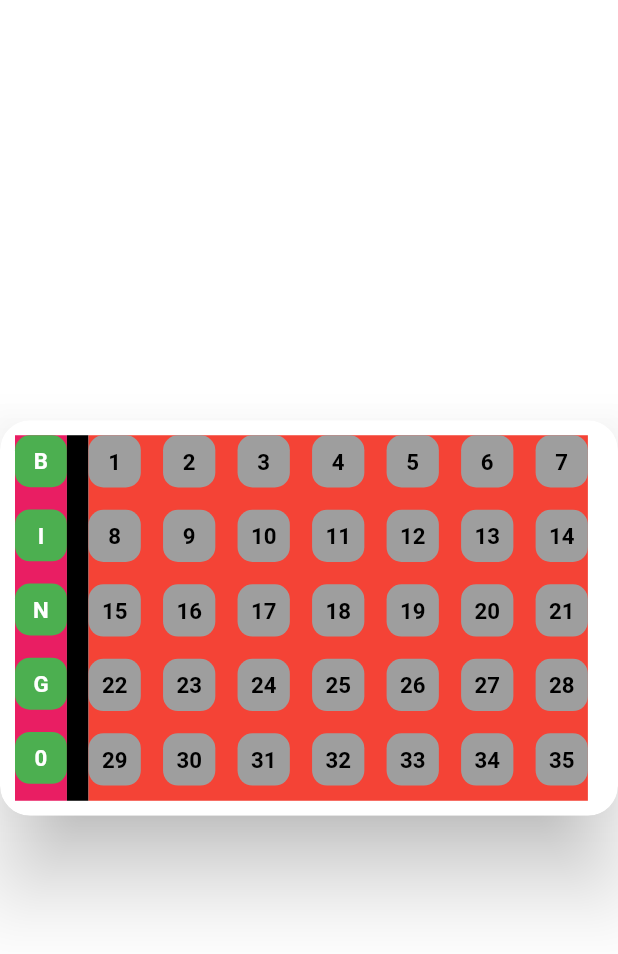
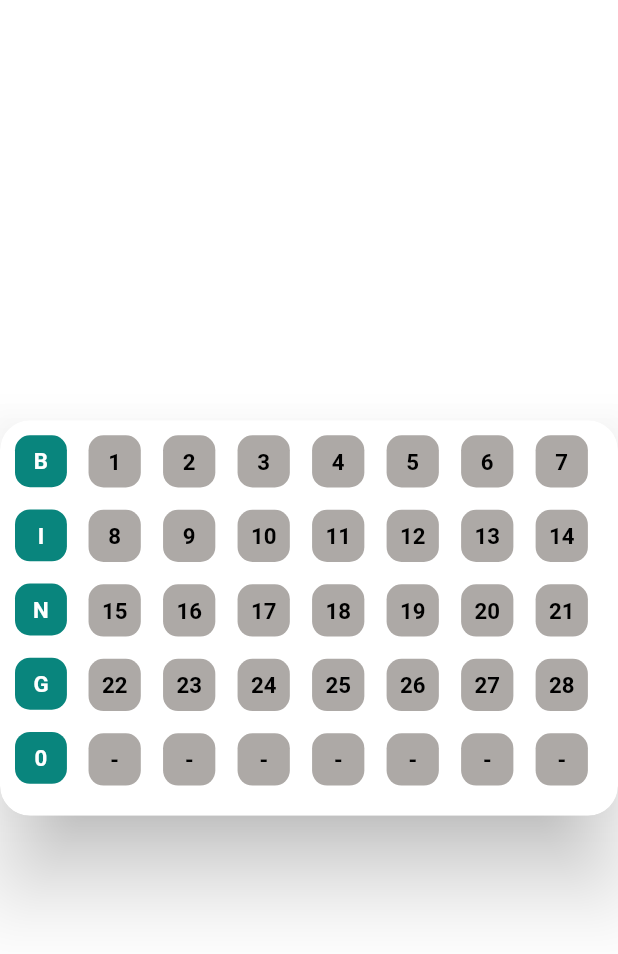
Before and after one commit to MaxiSoriano70/1erWidgetGrupo5, a Flutter app: the screen it shows after launch, on a phone screen of 412 x 824 dp. Shown: the top 954 px of the screen. Run offline on Flutter 3.47's test engine with Material 2 defaults, Android fonts, the phone set to English and light mode, and no system bars.

Commit message:
Listo falta los padding

```diff
--- a/lib/main.dart
+++ b/lib/main.dart
@@ -16,8 +16,7 @@ class MyApp extends StatelessWidget {
           1,2,3,4,5,6,7,
           8,9,10,11,12,13,14,
           15,16,17,18,19,20,21,
-          22,23,24,25,26,27,28,
-          29,30,31,32,33,34,35],) ,),
+          22,23,24,25,26,27,28],) ,),
     );
   }
 }
--- a/lib/src/components/bingo_card.dart
+++ b/lib/src/components/bingo_card.dart
@@ -55,6 +55,7 @@ class CustomButton{
 
 class BingoCard extends StatefulWidget {
   final List<int> numbersList;
+  late List<CustomButton> customButtonList=[];
   final Color letterCardColor;
   final Color defaultBgNumberColor;
   final Color pressedBgNumberColor;
@@ -64,13 +65,25 @@ class BingoCard extends StatefulWidget {
   BingoCard({
     Key? key,
     required this.numbersList,
-    this.letterCardColor = Colors.green,
-    this.defaultBgNumberColor = Colors.grey,
-    this.pressedBgNumberColor = Colors.red,
+    this.letterCardColor = const Color(0xff09857d),
+    this.defaultBgNumberColor = const Color(0xffada9a6),
+    this.pressedBgNumberColor = const Color(0xffa4243b),
     this.textColor = Colors.black,
-    this.cardColor = Colors.white,
+    this.cardColor = Colors.white
   }) : super(key: key);
 
+  void listBuilder(){
+    for(int i=0;i<35;i++){
+      if(i>=numbersList.length){
+        var aux = CustomButton("-",defaultBgNumberColor,pressedBgNumberColor,Colors.black);
+        customButtonList.add(aux);
+      }
+      else{
+        var aux = CustomButton(numbersList[i].toString(),defaultBgNumberColor,pressedBgNumberColor,Colors.black);
+        customButtonList.add(aux);
+      }
+    }
+  }
 
   @override
   State<BingoCard> createState() => _BingoCardState();
@@ -78,34 +91,23 @@ class BingoCard extends StatefulWidget {
 
 
 class _BingoCardState extends State<BingoCard> {
-  List<CustomButton> customButtonList=[];
-  List<CustomButton> listBuilder(){
-    for(int i=0;i<35;i++){
-      if(i>widget.numbersList.length){
-        var aux = CustomButton("-",widget.defaultBgNumberColor,widget.pressedBgNumberColor,Colors.black);
-        customButtonList.add(aux);
+  @override
+  void initState() {
+    widget.listBuilder();
   }
-      else{
-        var aux = CustomButton(widget.numbersList[i].toString(),widget.defaultBgNumberColor,widget.pressedBgNumberColor,Colors.black);
-        customButtonList.add(aux);
-      }
-    }
-    return customButtonList;
-  }
-
-
 
   void _checkColorButton(CustomButton button){
     button._hasBeenPressed(widget.defaultBgNumberColor,widget.pressedBgNumberColor);
   }
+
   @override
   Widget build(BuildContext context) {
-    return _bingoCard(MediaQuery.of(context).size.width, widget.numbersList);
+    return _bingoCard(MediaQuery.of(context).size.width, widget.customButtonList);
   }
 
-  Widget _bingoCard(double width, List<int> numbers) {
-    double padding = width*0.72/2;
-    //print(listBuilder());
+  Widget _bingoCard(double width, List<CustomButton> customButtonList) {
+    //double padding = width*0.72/2;
+    //print(padding);
     return Material(
       elevation: 25,
       color: Colors.transparent,
@@ -117,11 +119,9 @@ class _BingoCardState extends State<BingoCard> {
           height: width * 0.64,
           decoration: BoxDecoration(borderRadius: BorderRadius.circular(20), color: widget.cardColor,),
           child: Row (children: [
-            Container(width: width * 0.084, height: width * 0.64, color: Colors.pink,
-              child: _wordBingo(width),),
-            Container(width: width * 0.035, height: width * 0.64, color: Colors.black,),
-            Container(width: width * 0.808, height: width * 0.64, color: Colors.red,
-              child: _gridViewNumbers(width, listBuilder()),)
+            _wordBingo(width),
+            SizedBox(width: width * 0.035, height: width * 0.64),
+            _gridViewNumbers(width, customButtonList),
           ],),
         ),
       ),
@@ -130,7 +130,10 @@ class _BingoCardState extends State<BingoCard> {
 
   Widget _wordBingo(double width){
     List <String> word = ["B", "I", "N", "G", "0"];
-    return GridView.builder(
+    return SizedBox(
+      width: width * 0.084,
+      height: width * 0.64,
+      child: GridView.builder(
         padding: const EdgeInsets.symmetric(horizontal: 0, vertical: 0),
         itemCount: word.length,
         physics: const NeverScrollableScrollPhysics(),
@@ -142,6 +145,7 @@ class _BingoCardState extends State<BingoCard> {
         itemBuilder: (context, index){
           return _letterCard(width, word[index]);
         },
+      ),
     );
   }
 
@@ -160,7 +164,10 @@ class _BingoCardState extends State<BingoCard> {
   }
 
   Widget _gridViewNumbers(double width, List<CustomButton> customButtonList){
-    return GridView.builder(
+    return SizedBox(
+      width: width * 0.808,
+      height: width * 0.64,
+      child: GridView.builder(
         scrollDirection: Axis.vertical,
         padding: const EdgeInsets.symmetric(horizontal: 0, vertical: 0),
         itemCount: customButtonList.length,
@@ -173,6 +180,7 @@ class _BingoCardState extends State<BingoCard> {
         itemBuilder: (context, index){
           return _cardNumber(customButtonList[index],width);
         },
+      ),
     );
   }
 
```
Lines whose indentation alone changed are shown as unchanged.
